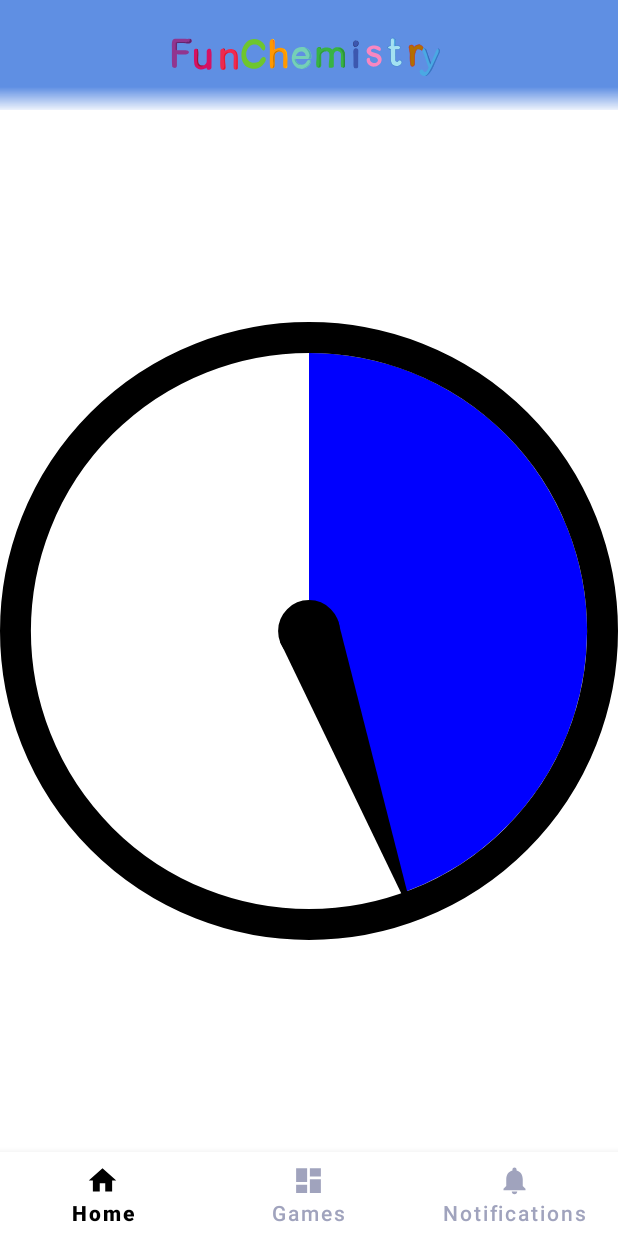
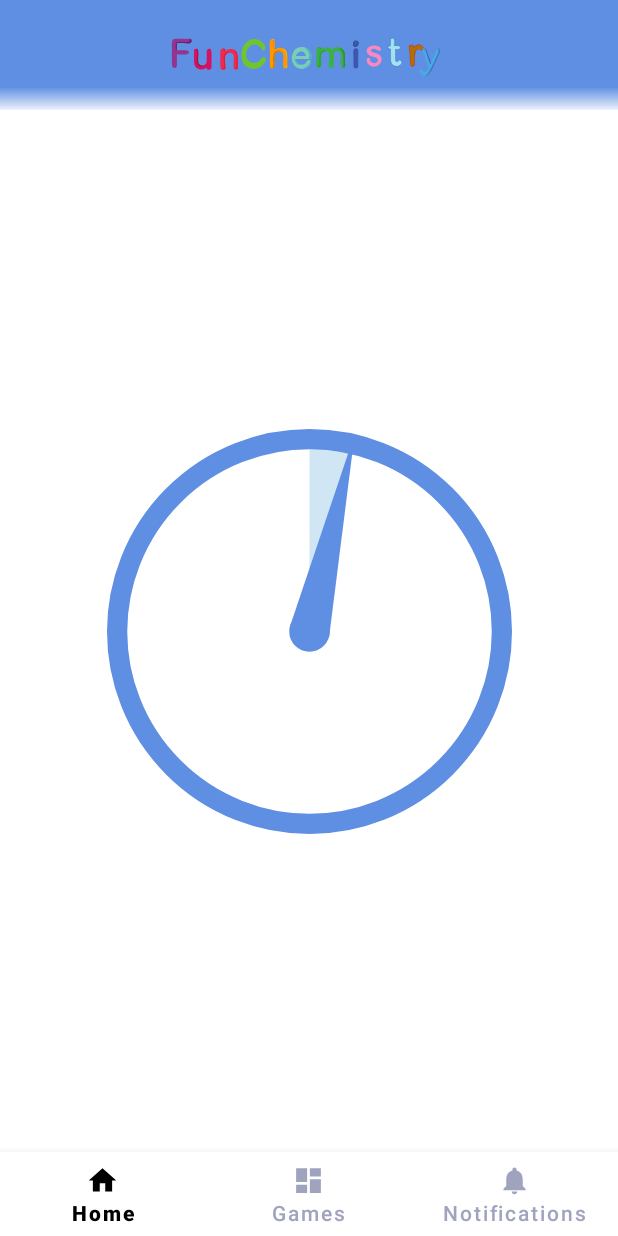
Before and after one commit to lucy-android/ChemistryQuiz, an Android app: the screen it shows after launch once a user with an empty profile is signed in (MainActivity), after a tap on "ChemistryQuiz", on a phone screen of 412 x 824 dp. Run offline under Robolectric (Android 15) with nearby library versions, the phone set to English and light mode, and no system bars; our stand-ins replace Firebase (no records; nobody signed in at launch, a user with empty details on screens opened directly), data binding; libraries missing offline, so code that uses them is left out: com.firebase.ui.

Commit message:
FUN-4: created countdown clock animation, added 3 xml attributes for the clock (custom view), refactored

```diff
--- a/app/src/main/java/by/budanitskaya/l/chemistryquiz/ui/view/custom/CountdownClockView.kt
+++ b/app/src/main/java/by/budanitskaya/l/chemistryquiz/ui/view/custom/CountdownClockView.kt
@@ -1,9 +1,11 @@
 package by.budanitskaya.l.chemistryquiz.ui.view.custom
 
+import android.animation.ValueAnimator
 import android.content.Context
 import android.graphics.*
 import android.util.AttributeSet
 import android.view.View
+import android.view.animation.LinearInterpolator
 import by.budanitskaya.l.chemistryquiz.R
 import kotlin.math.cos
 import kotlin.math.min
@@ -13,7 +15,16 @@ import kotlin.math.sin
 class CountdownClockView(context: Context, attributeSet: AttributeSet) :
     View(context, attributeSet) {
 
+    private var sweepColor: Int = Color.MAGENTA
+    private var rimColor: Int = Color.BLACK
+    private var timeSeconds: Int = 1
+    private var ringRotationAnimator: ValueAnimator? = null
+
     private var setAngle = 0f
+        set(value) {
+            field = value
+            postInvalidateOnAnimation()
+        }
 
     init {
         val typedArray = context.theme.obtainStyledAttributes(
@@ -22,57 +33,34 @@ class CountdownClockView(context: Context, attributeSet: AttributeSet) :
             0, 0
         )
         try {
-            setAngle = typedArray.getFloat(R.styleable.CountdownClockView_angle, DEFAULT_ANGLE)
+            timeSeconds =
+                typedArray.getInteger(
+                    R.styleable.CountdownClockView_time_seconds,
+                    DEFAULT_TIME_SECONDS
+                )
+
+            rimColor = typedArray.getColor(R.styleable.CountdownClockView_rim_color, Color.BLACK)
+            sweepColor =
+                typedArray.getColor(R.styleable.CountdownClockView_sweep_color, Color.MAGENTA)
         } finally {
             typedArray.recycle()
         }
-    }
 
-    private fun drawAngle(
-        angle: Float,
-        canvas: Canvas?,
-        centerX: Double,
-        centerY: Double,
-        rimWidth: Double,
-        radius: Double,
-        innerRadius: Double
-    ) {
-        val path = Path()
-        val oval = RectF()
-        oval[(centerX - innerRadius).toFloat(), (centerY - innerRadius).toFloat(), (centerX + innerRadius).toFloat()] =
-            (centerY + innerRadius).toFloat()
-        canvas?.drawArc(oval, -90F, angle, true, calculateArcPaint())
-
-        path.moveTo(
-            (centerX - rimWidth * cos(ONE_DEGREE * angle)).toFloat(),
-            (centerY - rimWidth * sin(ONE_DEGREE * angle).toFloat()).toFloat()
-        )
-        path.lineTo(
-            (centerX.toFloat() + rimWidth * cos(ONE_DEGREE * angle).toFloat()).toFloat(),
-            (centerY.toFloat() + rimWidth * sin(
-                ONE_DEGREE * angle
-            ).toFloat()).toFloat()
-        )
-        path.lineTo(
-            (centerX.toFloat() + radius * sin(ONE_DEGREE * angle)).toFloat(),
-            (centerY - radius * cos(ONE_DEGREE * angle)).toFloat()
-        )
-
-        path.close()
-        canvas?.drawPath(path, Paint().apply {
-            color = Color.BLACK
-            style = Paint.Style.FILL
-        })
+        ringRotationAnimator = ValueAnimator.ofFloat(0f, 360F).apply {
+            addUpdateListener {
+                setAngle = it.animatedValue as Float
+            }
+        }.setAnimator(timeSeconds.toLong() * 1000)
     }
 
     private fun calculateStrokePaint(width: Float) = Paint().apply {
-        color = Color.BLACK
+        color = rimColor
         style = Paint.Style.STROKE
         strokeWidth = width
     }
 
     private fun calculateArcPaint() = Paint().apply {
-        color = Color.BLUE
+        color = sweepColor
         strokeWidth = ARC_WIDTH
         style = Paint.Style.FILL
         isAntiAlias = true
@@ -84,9 +72,34 @@ class CountdownClockView(context: Context, attributeSet: AttributeSet) :
         val centreY = (bottom - top).toDouble() / 2
         val rimWidth = (min(centreX, centreY).toFloat() / 10).toDouble()
         val radius = ((min(right - left, bottom - top).toFloat()) / 2).toDouble()
-        val radiusSmall = radius - rimWidth
+        val innerRadius = radius - rimWidth
 
-        drawAngle(setAngle, canvas, centreX, centreY, rimWidth, radius, radiusSmall)
+        val path = Path()
+        val oval = RectF()
+        oval[(centreX - innerRadius).toFloat(), (centreY - innerRadius).toFloat(), (centreX + innerRadius).toFloat()] =
+            (centreY + innerRadius).toFloat()
+        canvas?.drawArc(oval, -90F, setAngle, true, calculateArcPaint())
+
+        path.moveTo(
+            (centreX - rimWidth * cos(ONE_DEGREE * setAngle)).toFloat(),
+            (centreY - rimWidth * sin(ONE_DEGREE * setAngle).toFloat()).toFloat()
+        )
+        path.lineTo(
+            (centreX.toFloat() + rimWidth * cos(ONE_DEGREE * setAngle).toFloat()).toFloat(),
+            (centreY.toFloat() + rimWidth * sin(
+                ONE_DEGREE * setAngle
+            ).toFloat()).toFloat()
+        )
+        path.lineTo(
+            (centreX.toFloat() + radius * sin(ONE_DEGREE * setAngle)).toFloat(),
+            (centreY - radius * cos(ONE_DEGREE * setAngle)).toFloat()
+        )
+
+        path.close()
+        canvas?.drawPath(path, Paint().apply {
+            color = rimColor
+            style = Paint.Style.FILL
+        })
 
         canvas?.drawCircle(
             centreX.toFloat(),
@@ -101,11 +114,22 @@ class CountdownClockView(context: Context, attributeSet: AttributeSet) :
             (rimWidth / 2).toFloat(),
             calculateStrokePaint(rimWidth.toFloat())
         )
+
+
     }
 
     companion object {
         const val ONE_DEGREE = 3.1415 / 2 / 90
         const val ARC_WIDTH = 5f
-        const val DEFAULT_ANGLE = 60f
+        const val DEFAULT_TIME_SECONDS = 1
     }
 }
+
+
+private fun ValueAnimator.setAnimator(time: Long): ValueAnimator {
+    return apply {
+        duration = time
+        interpolator = LinearInterpolator()
+        start()
+    }
+}
--- a/app/src/main/res/layout/fragment_test.xml
+++ b/app/src/main/res/layout/fragment_test.xml
@@ -10,12 +10,14 @@
 
     <by.budanitskaya.l.chemistryquiz.ui.view.custom.CountdownClockView
         android:id="@+id/clock_view"
-        android:layout_width="match_parent"
-        android:layout_height="match_parent"
+        android:layout_width="@dimen/dimen_270"
+        android:layout_height="@dimen/dimen_270"
         app:layout_constraintBottom_toBottomOf="parent"
         app:layout_constraintEnd_toEndOf="parent"
         app:layout_constraintStart_toStartOf="parent"
         app:layout_constraintTop_toTopOf="parent"
-        custom:angle="160" />
+        custom:rim_color="@color/corn_flower"
+        custom:sweep_color="@color/ice_blue"
+        custom:time_seconds="60" />
 
 </androidx.constraintlayout.widget.ConstraintLayout>
--- a/app/src/main/res/values/attrs.xml
+++ b/app/src/main/res/values/attrs.xml
@@ -1,6 +1,8 @@
 <?xml version="1.0" encoding="utf-8"?>
 <resources>
     <declare-styleable name="CountdownClockView">
-        <attr name="angle" format="float" />
+        <attr name="time_seconds" format="integer" />
+        <attr name="sweep_color" format="color" />
+        <attr name="rim_color" format="color" />
     </declare-styleable>
 </resources>
--- a/app/src/main/res/values/dimens.xml
+++ b/app/src/main/res/values/dimens.xml
@@ -19,6 +19,7 @@
     <dimen name="dimen_143">143dp</dimen>
     <dimen name="dimen_163">163dp</dimen>
     <dimen name="dimen_170">170dp</dimen>
+    <dimen name="dimen_270">270dp</dimen>
 
     <dimen name="default_vector_size">100dp</dimen>
     <dimen name="default_letter_size">24dp</dimen>
@@ -29,6 +30,4 @@
     <!--Custom actionbar size-->
     <dimen name="dimen_action_bar_size">73dp</dimen>
 
-
-
 </resources>
```
